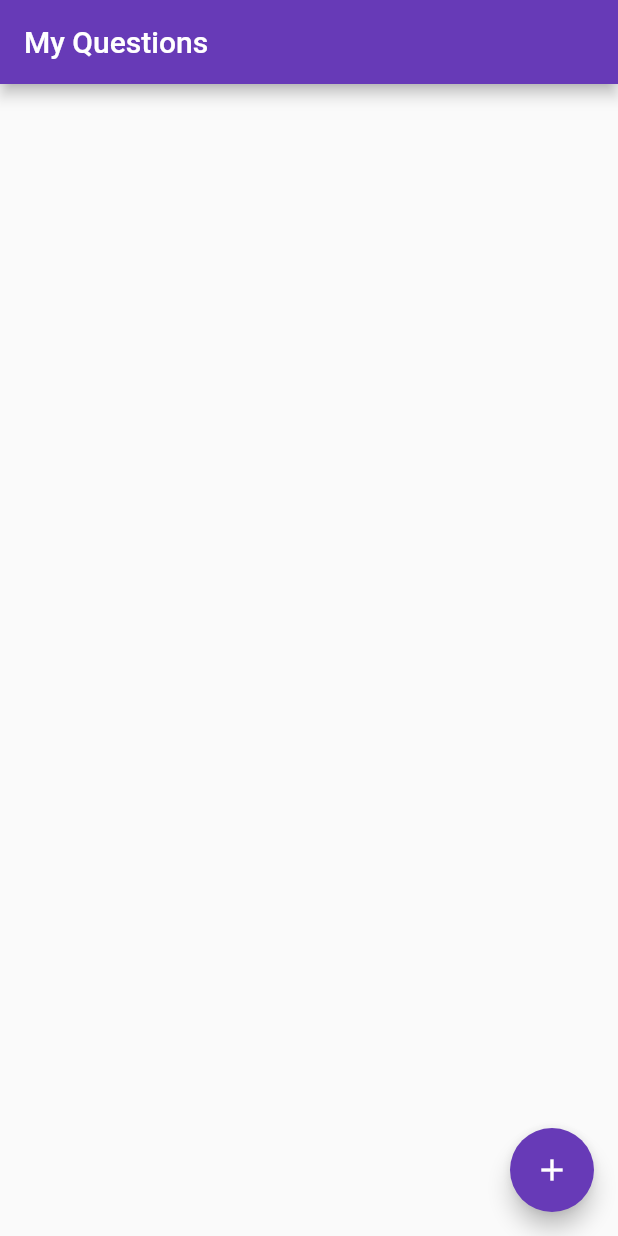
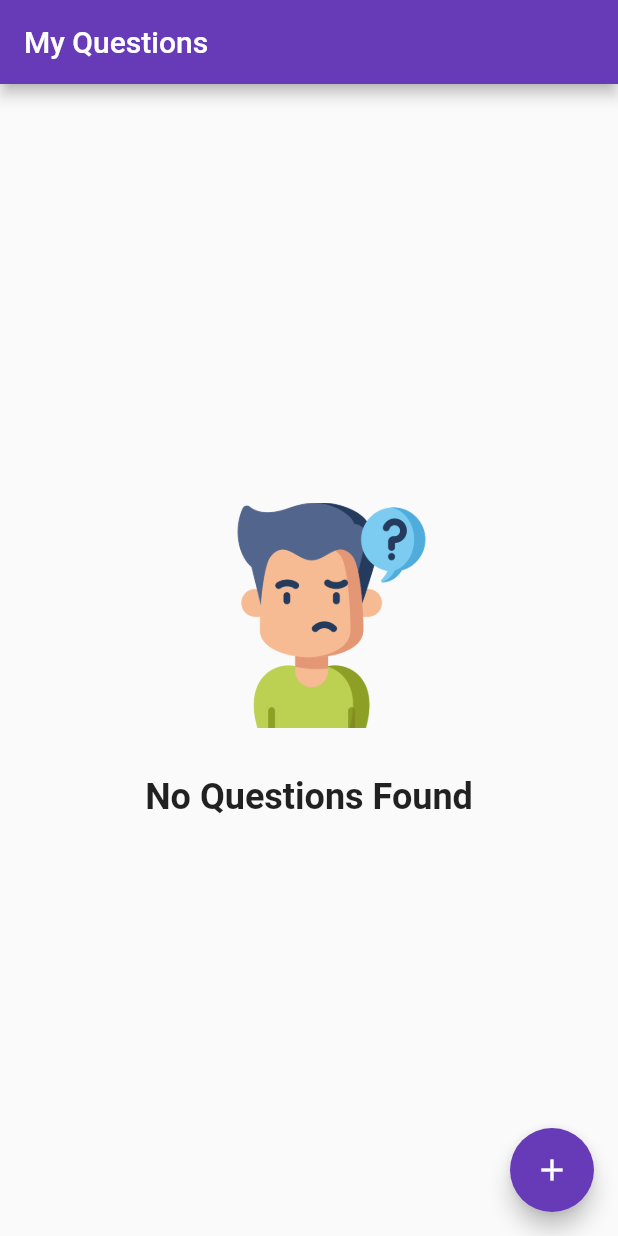
Before and after one commit to javigines/My-Curiosity-Resolved, a Flutter app: the screen it shows after launch, on a phone screen of 412 x 824 dp. Run offline on Flutter 3.47's test engine with Material 2 defaults, Android fonts, the phone set to English and light mode, and no system bars.

Commit message:
Added no questions layout

```diff
--- a/lib/home/home.dart
+++ b/lib/home/home.dart
@@ -19,7 +19,7 @@ class _MyHomePageState extends State<MyHomePage> {
       appBar: AppBar(
         title: Text("My Questions"),
       ),
-      body: _buildQuestionList(),
+      body: savedQuestions.isEmpty ? _buildEmptyQuestionListLayout() : _buildQuestionList(),
       floatingActionButton: FloatingActionButton(
         child: Icon(Icons.add),
         onPressed: () {
@@ -37,7 +37,33 @@ class _MyHomePageState extends State<MyHomePage> {
     setState(() {
       savedQuestions.add(newQuestionResults);
     });
+  }
 
+  Widget _buildEmptyQuestionListLayout() {
+    return Container(
+        child: Column(
+          mainAxisAlignment: MainAxisAlignment.center,
+          crossAxisAlignment: CrossAxisAlignment.center,
+          children: [
+            Align(
+              alignment: FractionalOffset.center,
+              child: Image.asset(
+                'assets/no_questions_found.png',
+                width: 180,
+                height: 150,
+                alignment: Alignment.centerRight,
+              ),
+            ),
+            SizedBox(
+              height: 32.0,
+            ),
+            Text(
+              "No Questions Found",
+              style: TextStyle(fontSize: 24, fontWeight: FontWeight.bold),
+            )
+          ],
+        ),
+      );
   }
 
   Widget _buildQuestionList() {
--- a/pubspec.yaml
+++ b/pubspec.yaml
@@ -46,7 +46,8 @@ flutter:
   uses-material-design: true
 
   # To add assets to your application, add an assets section, like this:
-  # assets:
+  assets:
+    - assets/
   #   - images/a_dot_burr.jpeg
   #   - images/a_dot_ham.jpeg
 
```
Also changed, not shown: assets/no_questions_found.png (added).
